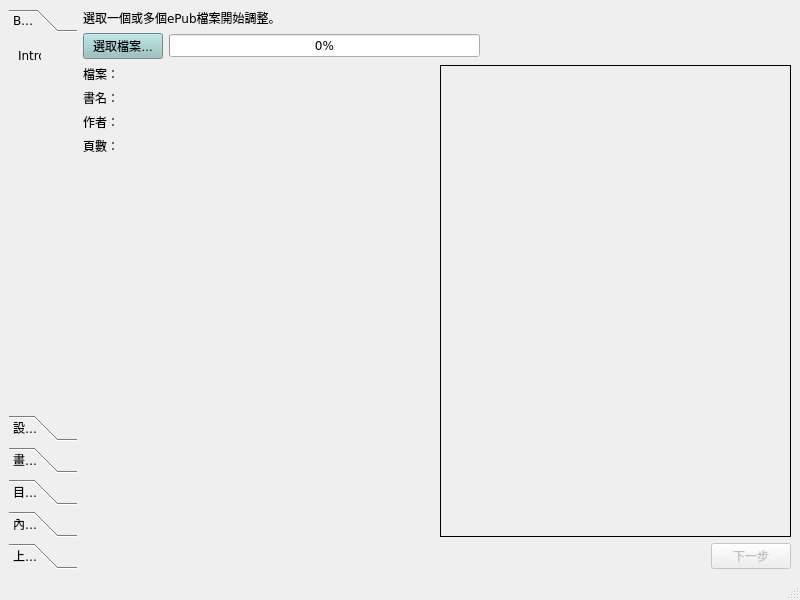
Before: the Qt Designer form UI/Main.ui in lamwaihen/Volmoe4KOBO, drawn with Qt 5.
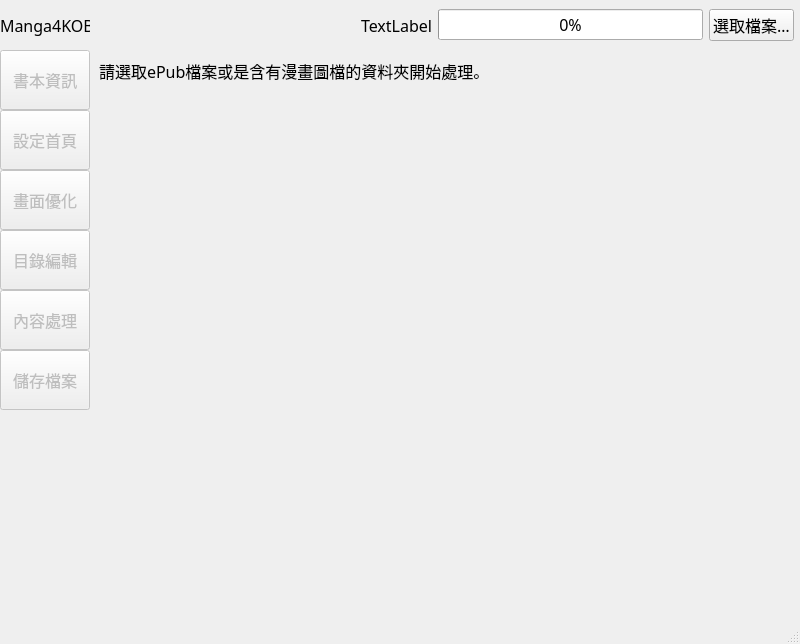
After: the same form once the commit is applied. Custom widgets are drawn as their Qt base class.

The edit to the form file:
```diff
--- a/UI/Main.ui
+++ b/UI/Main.ui
@@ -10,12 +10,22 @@
     <x>0</x>
     <y>0</y>
     <width>800</width>
+    <height>644</height>
+   </rect>
+  </property>
+  <property name="minimumSize">
+   <size>
+    <width>800</width>
     <height>600</height>
-   </rect>
+   </size>
   </property>
   <property name="font">
    <font>
-    <family>Verdana</family>
+    <family>微軟正黑體</family>
+    <pointsize>12</pointsize>
+    <weight>50</weight>
+    <italic>false</italic>
+    <bold>false</bold>
    </font>
   </property>
   <property name="contextMenuPolicy">
@@ -24,124 +34,358 @@
   <property name="windowTitle">
    <string>Volmoe4KOBO</string>
   </property>
+  <property name="styleSheet">
+   <string notr="true">QLabel {	color: rgb(52, 124, 124);	}
+QWidget { 
+	background-color: rgb(188, 217, 217);
+	color: rgb(52, 124, 124);
+	font: 12pt &quot;微軟正黑體&quot;;
+}
+QLineEdit {
+	background-color: rgb(188, 217, 217);
+	border-color: rgb(77, 142, 142);
+	border-style: solid;
+	border-width: 2px;
+	border-radius: 8px;
+	color: rgb(77, 142, 142);
+	padding: 6px;
+	padding-left: 10px;
+	padding-right: 10px;
+}
+QPushButton {
+	background-color: rgb(188, 217, 217);
+	border-style: solid;
+	border-width: 2px;
+	border-radius: 8px;
+	color: rgb(77, 142, 142);
+	padding: 6px;
+	padding-left: 10px;
+	padding-right: 10px;
+}
+QPushButton:hover{
+	background-color: rgb(226, 251, 251);
+}
+QPushButton:pressed{
+	background-color: rgb(147, 192, 192);
+}
+TabButton {
+	background-color: rgb(15, 53, 53);
+	border-color: rgb(77, 142, 142);
+	border-radius: 0px;
+	border-left-width: 1px;
+	border-top-width: 0px;
+	border-right-width: 1px;
+	border-bottom-width: 1px;
+	color: rgb(188, 217, 217);
+	padding: 6px;
+}
+TabButton:disabled {
+	color: rgb(77, 142, 142);
+}
+#topPanelWidget {
+	background-color: rgb(107, 163, 163);
+}
+#leftPanelWidget {
+	background-color: rgb(15, 53, 53);
+}
+#labelBookName {
+	background-color: rgb(107, 163, 163);
+	color: rgb(188, 217, 217);
+}
+#progressBarLoad {
+	background-color: rgb(107, 163, 163);
+	color: rgb(188, 217, 217);
+}
+#buttonSelectFile {
+	background-color: rgb(52, 124, 124);
+	border-style: solid;
+	border-width: 2px;
+	border-radius: 8px;
+	border-color: rgb(52, 124, 124);
+	padding: 6px;
+	padding-left: 10px;
+	padding-right: 10px;
+	color: rgb(188, 217, 217);
+}
+#buttonSelectFile:hover {
+	background-color: rgb(77, 142, 142);
+}
+#buttonSelectFile:pressed {
+	background-color: rgb(25, 69, 69);
+}</string>
+  </property>
   <property name="documentMode">
    <bool>false</bool>
   </property>
+  <property name="tabShape">
+   <enum>QTabWidget::Rounded</enum>
+  </property>
   <widget class="QWidget" name="centralwidget">
+   <layout class="QVBoxLayout" name="verticalLayout_2">
+    <property name="spacing">
+     <number>0</number>
+    </property>
+    <property name="leftMargin">
+     <number>0</number>
+    </property>
+    <property name="topMargin">
+     <number>0</number>
+    </property>
+    <property name="rightMargin">
+     <number>0</number>
+    </property>
+    <property name="bottomMargin">
+     <number>0</number>
+    </property>
+    <item>
+     <widget class="QWidget" name="topPanelWidget" native="true">
+      <layout class="QGridLayout" name="gridLayout">
+       <property name="leftMargin">
+        <number>0</number>
+       </property>
+       <property name="topMargin">
+        <number>0</number>
+       </property>
+       <property name="rightMargin">
+        <number>0</number>
+       </property>
+       <property name="bottomMargin">
+        <number>0</number>
+       </property>
+       <item row="0" column="0">
+        <layout class="QHBoxLayout" name="topPanelLayout">
+         <property name="leftMargin">
+          <number>0</number>
+         </property>
+         <property name="rightMargin">
+          <number>6</number>
+         </property>
+         <item>
+          <widget class="QLabel" name="imageLogo">
+           <property name="sizePolicy">
+            <sizepolicy hsizetype="Fixed" vsizetype="Fixed">
+             <horstretch>0</horstretch>
+             <verstretch>0</verstretch>
+            </sizepolicy>
+           </property>
+           <property name="minimumSize">
+            <size>
+             <width>90</width>
+             <height>50</height>
+            </size>
+           </property>
+           <property name="maximumSize">
+            <size>
+             <width>90</width>
+             <height>50</height>
+            </size>
+           </property>
+           <property name="text">
+            <string>Manga4KOBO</string>
+           </property>
+          </widget>
+         </item>
+         <item>
+          <spacer name="horizontalSpacer_3">
+           <property name="orientation">
+            <enum>Qt::Horizontal</enum>
+           </property>
+           <property name="sizeHint" stdset="0">
+            <size>
+             <width>40</width>
+             <height>20</height>
+            </size>
+           </property>
+          </spacer>
+         </item>
+         <item>
+          <widget class="QLabel" name="labelBookName">
+           <property name="autoFillBackground">
+            <bool>false</bool>
+           </property>
+           <property name="text">
+            <string>TextLabel</string>
+           </property>
+          </widget>
+         </item>
+         <item>
+          <widget class="QProgressBar" name="progressBarLoad">
+           <property name="autoFillBackground">
+            <bool>false</bool>
+           </property>
+           <property name="value">
+            <number>0</number>
+           </property>
+           <property name="textVisible">
+            <bool>true</bool>
+           </property>
+           <property name="invertedAppearance">
+            <bool>false</bool>
+           </property>
+          </widget>
+         </item>
+         <item>
+          <widget class="QPushButton" name="buttonSelectFile">
+           <property name="sizePolicy">
+            <sizepolicy hsizetype="Fixed" vsizetype="Fixed">
+             <horstretch>0</horstretch>
+             <verstretch>0</verstretch>
+            </sizepolicy>
+           </property>
+           <property name="text">
+            <string>選取檔案…</string>
+           </property>
+          </widget>
+         </item>
+        </layout>
+       </item>
+      </layout>
+     </widget>
+    </item>
+    <item>
    <layout class="QHBoxLayout" name="horizontalLayout">
     <item>
-     <widget class="QToolBox" name="toolBox">
-      <property name="sizePolicy">
-       <sizepolicy hsizetype="Maximum" vsizetype="Preferred">
-        <horstretch>0</horstretch>
-        <verstretch>0</verstretch>
-       </sizepolicy>
-      </property>
-      <property name="autoFillBackground">
-       <bool>false</bool>
-      </property>
-      <property name="frameShape">
-       <enum>QFrame::NoFrame</enum>
-      </property>
-      <property name="frameShadow">
-       <enum>QFrame::Plain</enum>
-      </property>
-      <property name="currentIndex">
+       <widget class="QWidget" name="leftPanelWidget" native="true">
+        <layout class="QGridLayout" name="gridLayout_5">
+         <property name="leftMargin">
+          <number>0</number>
+         </property>
+         <property name="topMargin">
+          <number>0</number>
+         </property>
+         <property name="rightMargin">
+          <number>0</number>
+         </property>
+         <property name="bottomMargin">
+          <number>0</number>
+         </property>
+         <item row="0" column="0">
+          <layout class="QVBoxLayout" name="leftPanelLayout" stretch="0,0,0,0,0,0,0">
+           <property name="spacing">
        <number>0</number>
       </property>
-      <widget class="QWidget" name="tabBegin">
-       <property name="geometry">
-        <rect>
-         <x>0</x>
-         <y>0</y>
-         <width>69</width>
-         <height>375</height>
-        </rect>
-       </property>
-       <attribute name="label">
-        <string>Begin</string>
-       </attribute>
-       <widget class="QLabel" name="label_2">
-        <property name="geometry">
-         <rect>
-          <x>9</x>
-          <y>9</y>
-          <width>23</width>
-          <height>16</height>
-         </rect>
+           <item>
+            <widget class="TabButton" name="tabButtonInfo">
+             <property name="enabled">
+              <bool>false</bool>
+             </property>
+             <property name="minimumSize">
+              <size>
+               <width>90</width>
+               <height>60</height>
+              </size>
         </property>
         <property name="text">
-         <string>Intro</string>
-        </property>
-       </widget>
-      </widget>
-      <widget class="QWidget" name="tabFirstPage">
-       <property name="geometry">
-        <rect>
-         <x>0</x>
-         <y>0</y>
-         <width>69</width>
-         <height>375</height>
-        </rect>
-       </property>
-       <attribute name="label">
+              <string>書本資訊</string>
+             </property>
+            </widget>
+           </item>
+           <item>
+            <widget class="TabButton" name="tabButtonFirstPage">
+             <property name="enabled">
+              <bool>false</bool>
+             </property>
+             <property name="minimumSize">
+              <size>
+               <width>90</width>
+               <height>60</height>
+              </size>
+             </property>
+             <property name="text">
         <string>設定首頁</string>
-       </attribute>
-      </widget>
-      <widget class="QWidget" name="tabImageEnhance">
-       <property name="geometry">
-        <rect>
-         <x>0</x>
-         <y>0</y>
-         <width>69</width>
-         <height>375</height>
-        </rect>
-       </property>
-       <attribute name="label">
+             </property>
+            </widget>
+           </item>
+           <item>
+            <widget class="TabButton" name="tabButtonImageEnhance">
+             <property name="enabled">
+              <bool>false</bool>
+             </property>
+             <property name="minimumSize">
+              <size>
+               <width>90</width>
+               <height>60</height>
+              </size>
+             </property>
+             <property name="text">
         <string>畫面優化</string>
-       </attribute>
-      </widget>
-      <widget class="QWidget" name="tabTOC">
-       <property name="geometry">
-        <rect>
-         <x>0</x>
-         <y>0</y>
-         <width>69</width>
-         <height>375</height>
-        </rect>
-       </property>
-       <attribute name="label">
+             </property>
+            </widget>
+           </item>
+           <item>
+            <widget class="TabButton" name="tabButtonTOC">
+             <property name="enabled">
+              <bool>false</bool>
+             </property>
+             <property name="minimumSize">
+              <size>
+               <width>90</width>
+               <height>60</height>
+              </size>
+             </property>
+             <property name="text">
         <string>目錄編輯</string>
-       </attribute>
-      </widget>
-      <widget class="QWidget" name="tabProcess">
-       <property name="geometry">
-        <rect>
-         <x>0</x>
-         <y>0</y>
-         <width>69</width>
-         <height>375</height>
-        </rect>
-       </property>
-       <attribute name="label">
+             </property>
+            </widget>
+           </item>
+           <item>
+            <widget class="TabButton" name="tabButtonProcess">
+             <property name="enabled">
+              <bool>false</bool>
+             </property>
+             <property name="minimumSize">
+              <size>
+               <width>90</width>
+               <height>60</height>
+              </size>
+             </property>
+             <property name="text">
         <string>內容處理</string>
-       </attribute>
-      </widget>
-      <widget class="QWidget" name="tabUpload">
-       <property name="geometry">
-        <rect>
-         <x>0</x>
-         <y>0</y>
-         <width>69</width>
-         <height>375</height>
-        </rect>
-       </property>
-       <attribute name="label">
-        <string>上傳檔案</string>
-       </attribute>
-      </widget>
-     </widget>
-    </item>
+             </property>
+            </widget>
+           </item>
+           <item>
+            <widget class="TabButton" name="tabButtonSaveFile">
+             <property name="enabled">
+              <bool>false</bool>
+             </property>
+             <property name="minimumSize">
+              <size>
+               <width>90</width>
+               <height>60</height>
+              </size>
+             </property>
+             <property name="text">
+              <string>儲存檔案</string>
+             </property>
+            </widget>
+           </item>
+           <item>
+            <spacer name="verticalSpacer_4">
+             <property name="orientation">
+              <enum>Qt::Vertical</enum>
+             </property>
+             <property name="sizeHint" stdset="0">
+              <size>
+               <width>20</width>
+               <height>40</height>
+              </size>
+             </property>
+            </spacer>
+           </item>
+          </layout>
+         </item>
+        </layout>
+       </widget>
+      </item>
+      <item>
+       <layout class="QVBoxLayout" name="rightLayout">
+        <property name="leftMargin">
+         <number>0</number>
+        </property>
+        <property name="rightMargin">
+         <number>0</number>
+        </property>
     <item>
      <widget class="QStackedWidget" name="stackedWidget">
       <property name="sizePolicy">
@@ -150,28 +394,37 @@
         <verstretch>0</verstretch>
        </sizepolicy>
       </property>
-      <property name="minimumSize">
-       <size>
-        <width>707</width>
-        <height>543</height>
-       </size>
-      </property>
       <property name="frameShape">
        <enum>QFrame::NoFrame</enum>
       </property>
       <widget class="QWidget" name="pageBegin">
-       <layout class="QVBoxLayout" name="verticalLayout_4" stretch="0,0,1,0">
-        <property name="leftMargin">
-         <number>0</number>
-        </property>
-        <property name="topMargin">
-         <number>0</number>
-        </property>
-        <property name="rightMargin">
-         <number>0</number>
-        </property>
-        <property name="bottomMargin">
-         <number>0</number>
+           <layout class="QVBoxLayout" name="verticalLayout_24" stretch="0,1">
+            <item>
+             <widget class="QLabel" name="label_2">
+              <property name="text">
+               <string>請選取ePub檔案或是含有漫畫圖檔的資料夾開始處理。</string>
+              </property>
+             </widget>
+            </item>
+            <item>
+             <spacer name="verticalSpacer_5">
+              <property name="orientation">
+               <enum>Qt::Vertical</enum>
+              </property>
+              <property name="sizeHint" stdset="0">
+               <size>
+                <width>20</width>
+                <height>40</height>
+               </size>
+              </property>
+             </spacer>
+            </item>
+           </layout>
+          </widget>
+          <widget class="QWidget" name="pageBookInfo">
+           <layout class="QVBoxLayout" name="verticalLayout_4" stretch="0,1,0">
+            <property name="spacing">
+             <number>6</number>
         </property>
         <item>
          <widget class="QLabel" name="label">
@@ -180,61 +433,6 @@
           </property>
          </widget>
         </item>
-        <item>
-         <layout class="QGridLayout" name="gridLayout">
-          <item row="0" column="1">
-           <widget class="QProgressBar" name="progressBarLoad">
-            <property name="autoFillBackground">
-             <bool>false</bool>
-            </property>
-            <property name="value">
-             <number>0</number>
-            </property>
-            <property name="textVisible">
-             <bool>true</bool>
-            </property>
-            <property name="invertedAppearance">
-             <bool>false</bool>
-            </property>
-           </widget>
-          </item>
-          <item row="0" column="0">
-         <widget class="QPushButton" name="buttonSelectFile">
-          <property name="sizePolicy">
-           <sizepolicy hsizetype="Fixed" vsizetype="Fixed">
-            <horstretch>0</horstretch>
-            <verstretch>0</verstretch>
-           </sizepolicy>
-          </property>
-            <property name="styleSheet">
-             <string notr="true">background-color: rgb(149, 193, 193);</string>
-            </property>
-          <property name="text">
-           <string>選取檔案…</string>
-          </property>
-            <property name="default">
-             <bool>false</bool>
-            </property>
-            <property name="flat">
-             <bool>false</bool>
-            </property>
-         </widget>
-        </item>
-          <item row="0" column="2">
-           <spacer name="horizontalSpacer_3">
-            <property name="orientation">
-             <enum>Qt::Horizontal</enum>
-            </property>
-            <property name="sizeHint" stdset="0">
-             <size>
-              <width>40</width>
-              <height>20</height>
-             </size>
-            </property>
-           </spacer>
-          </item>
-         </layout>
-        </item>
         <item>
          <layout class="QGridLayout" name="gridLayout_1">
           <item row="0" column="2">
@@ -328,7 +526,22 @@
          </layout>
         </item>
         <item>
-         <layout class="QHBoxLayout" name="horizontalLayout_1">
+             <layout class="QHBoxLayout" name="horizontalLayout_1" stretch="1,0">
+              <property name="spacing">
+               <number>0</number>
+              </property>
+              <property name="leftMargin">
+               <number>0</number>
+              </property>
+              <property name="topMargin">
+               <number>0</number>
+              </property>
+              <property name="rightMargin">
+               <number>0</number>
+              </property>
+              <property name="bottomMargin">
+               <number>0</number>
+              </property>
           <item>
            <spacer name="horizontalSpacer_2">
             <property name="orientation">
@@ -339,8 +552,8 @@
             </property>
             <property name="sizeHint" stdset="0">
              <size>
-              <width>40</width>
-              <height>20</height>
+                  <width>0</width>
+                  <height>0</height>
              </size>
             </property>
            </spacer>
@@ -359,6 +572,12 @@
             <property name="text">
              <string>下一步</string>
             </property>
+                <property name="checkable">
+                 <bool>false</bool>
+                </property>
+                <property name="flat">
+                 <bool>false</bool>
+                </property>
            </widget>
           </item>
          </layout>
@@ -1015,8 +1234,34 @@
          </widget>
         </item>
         <item>
-         <layout class="QGridLayout" name="gridLayout_5">
-          <item row="0" column="0">
+             <spacer name="verticalSpacer_7">
+              <property name="orientation">
+               <enum>Qt::Vertical</enum>
+              </property>
+              <property name="sizeHint" stdset="0">
+               <size>
+                <width>20</width>
+                <height>40</height>
+               </size>
+              </property>
+             </spacer>
+            </item>
+            <item>
+             <layout class="QHBoxLayout" name="horizontalLayout_9">
+              <item>
+               <spacer name="horizontalSpacer_5">
+                <property name="orientation">
+                 <enum>Qt::Horizontal</enum>
+                </property>
+                <property name="sizeHint" stdset="0">
+                 <size>
+                  <width>40</width>
+                  <height>20</height>
+                 </size>
+                </property>
+               </spacer>
+              </item>
+              <item>
            <widget class="QPushButton" name="buttonSaveFile">
             <property name="text">
              <string>儲存檔案</string>
@@ -1030,6 +1275,10 @@
      </widget>
     </item>
    </layout>
+      </item>
+     </layout>
+    </item>
+   </layout>
   </widget>
   <widget class="QMenuBar" name="menubar">
    <property name="enabled">
@@ -1062,6 +1311,11 @@
    <extends>QLabel</extends>
    <header location="global">Widgets.label</header>
   </customwidget>
+  <customwidget>
+   <class>TabButton</class>
+   <extends>QPushButton</extends>
+   <header location="global">Widgets.button</header>
+  </customwidget>
  </customwidgets>
  <resources/>
  <connections>
```
Left out of the diff: 135 changed lines with no effect on the pictures. Lines whose indentation alone changed are shown as unchanged.
